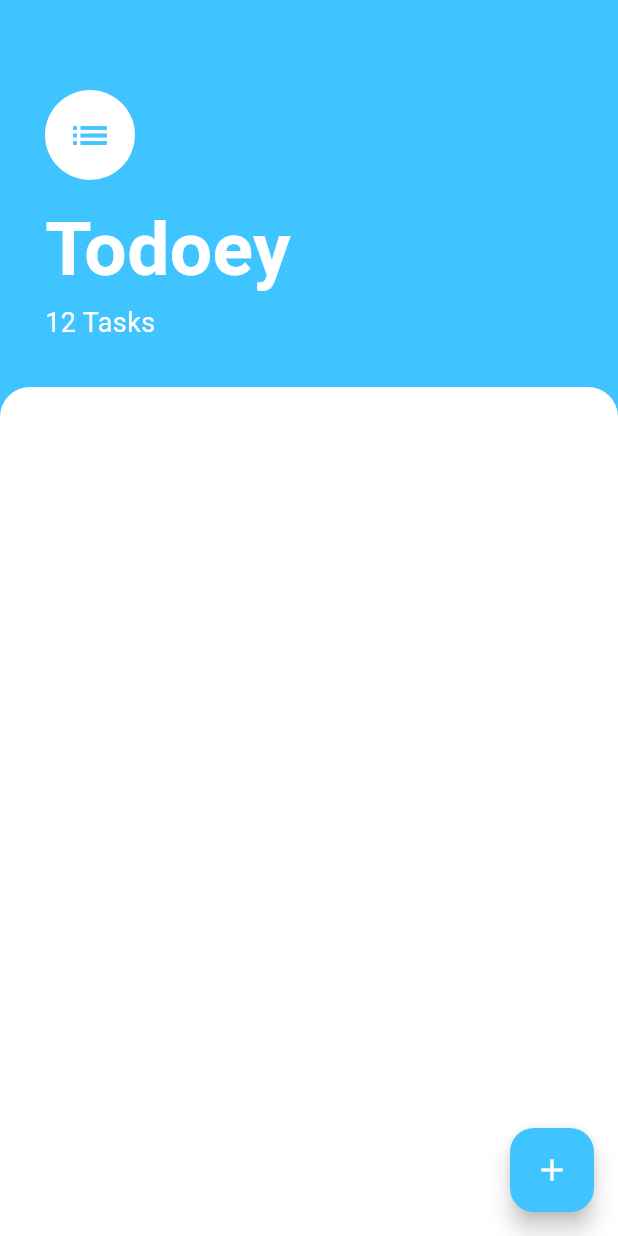
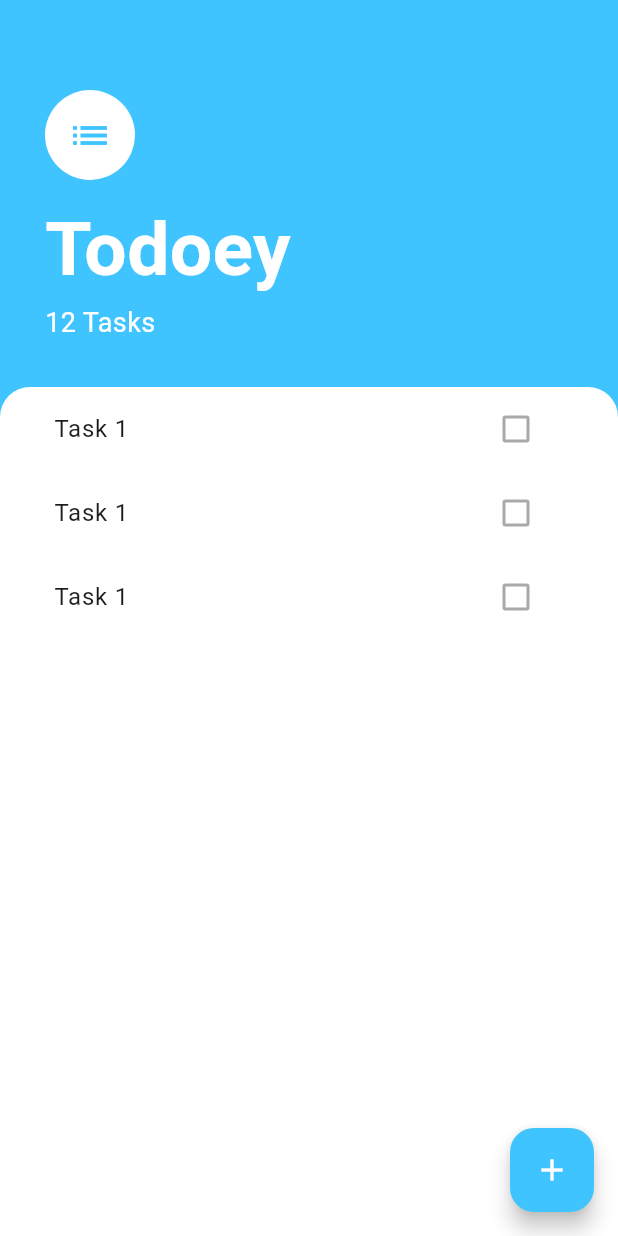
Before and after one commit to palmaone/ayu_todoey, a Flutter app: the screen it shows after launch, on a phone screen of 412 x 824 dp. Run offline on Flutter 3.47's test engine with Material 3 defaults, Android fonts, the phone set to English and light mode, and no system bars.

Commit message:
Finished lesson 197. The ListView Challenge and broke code into separate widgets and files

```diff
--- a/lib/screens/tasks_screen.dart
+++ b/lib/screens/tasks_screen.dart
@@ -1,4 +1,6 @@
 import 'package:flutter/material.dart';
+
+import '../widgets/tasks_list.dart';
 
 class TasksScreen extends StatelessWidget {
   const TasksScreen({super.key});
@@ -54,6 +56,7 @@ class TasksScreen extends StatelessWidget {
           ),
           Expanded(
             child: Container(
+              padding: const EdgeInsets.symmetric(horizontal: 20.0),
               decoration: const BoxDecoration(
                 color: Colors.white,
                 borderRadius: BorderRadius.only(
@@ -61,6 +64,7 @@ class TasksScreen extends StatelessWidget {
                   topRight: Radius.circular(20.0),
                 ),
               ),
+              child: const TasksList(),
             ),
           ),
         ],
--- /dev/null
+++ b/lib/widgets/task_tile.dart
@@ -0,0 +1,15 @@
+import 'package:flutter/material.dart';
+
+class TaskTile extends StatelessWidget {
+  const TaskTile({
+    super.key,
+  });
+
+  @override
+  Widget build(BuildContext context) {
+    return const ListTile(
+      title: Text('Task 1'),
+      trailing: Checkbox(value: false, onChanged: null),
+    );
+  }
+}
--- /dev/null
+++ b/lib/widgets/tasks_list.dart
@@ -0,0 +1,20 @@
+import 'package:ayu_todoey/widgets/task_tile.dart';
+import 'package:flutter/material.dart';
+
+class TasksList extends StatelessWidget {
+  const TasksList({
+    super.key,
+  });
+
+  @override
+  Widget build(BuildContext context) {
+    return ListView(
+      children: const <Widget>[
+        TaskTile(),
+        TaskTile(),
+        TaskTile(),
+
+      ],
+    );
+  }
+}
```
